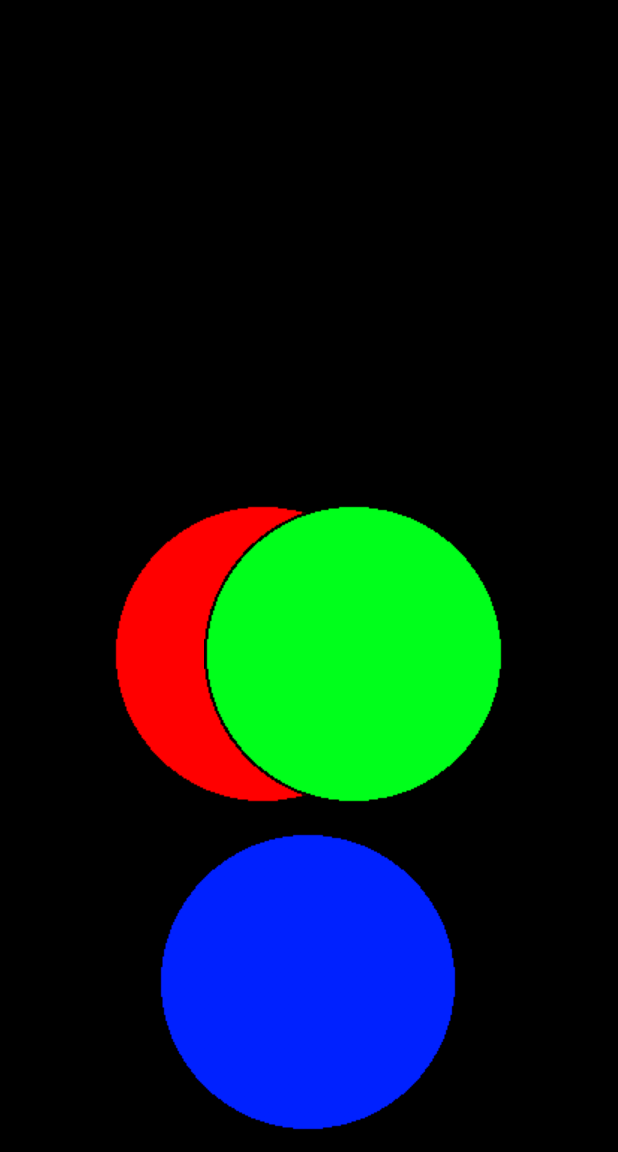
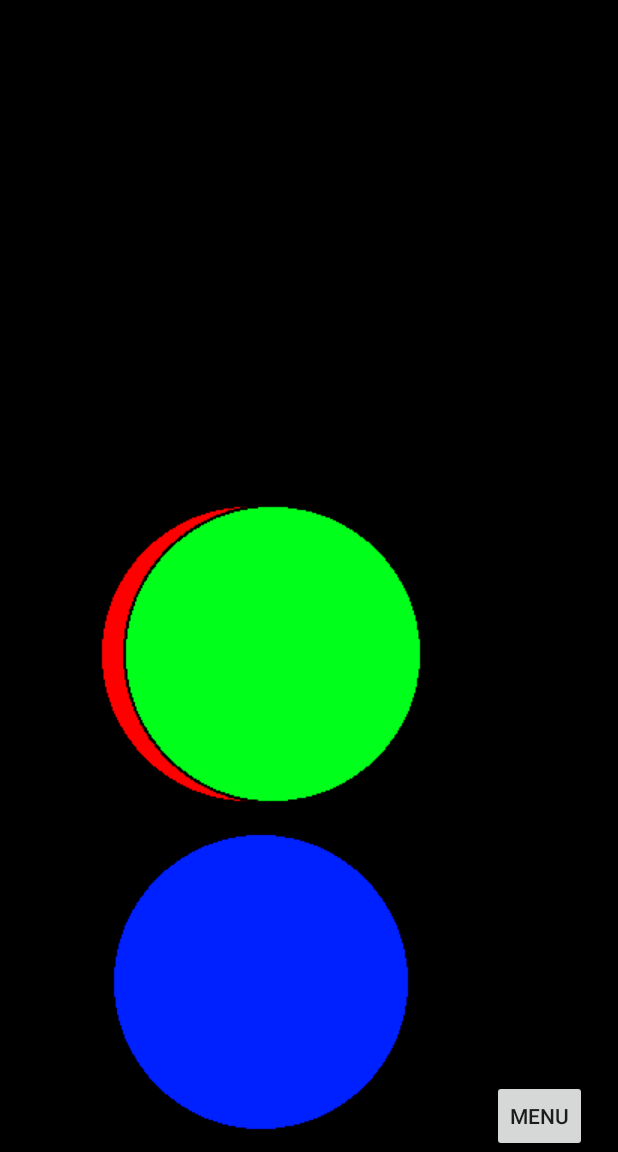
Before and after one commit to zealtron/RPi, an Android app: the layout activity_game_screen.xml on its own in the app's theme, with its tools: preview values and no code run, on a phone screen of 412 x 824 dp, the part 84-1236 px from its top. Run offline under Robolectric (Android 15) with nearby library versions, the phone set to English and light mode, and no system bars.

Commit message:
ingame menu

```diff
--- a/app/src/main/res/layout/activity_game_screen.xml
+++ b/app/src/main/res/layout/activity_game_screen.xml
@@ -167,6 +167,15 @@
             android:layout_weight="0.15">
         </Space>
 
+        <Button
+            style="?android:attr/buttonStyleSmall"
+            android:layout_width="wrap_content"
+            android:layout_height="wrap_content"
+            android:text="Menu"
+            android:id="@+id/button5"
+            android:onClick="Menu"
+            android:layout_gravity="bottom" />
+
     </LinearLayout>
 
 
```
Also changed, not shown: app/src/main/java/cs4720furrett/rpimobileproject/GameScreen.java (+20 -26 lines).
